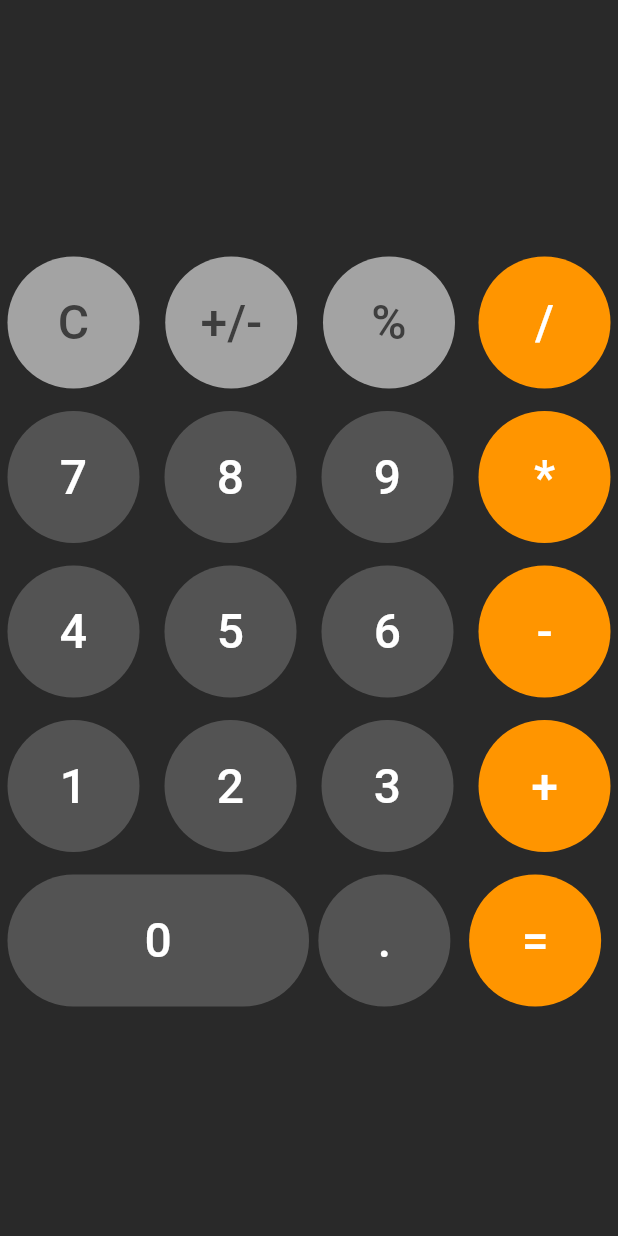
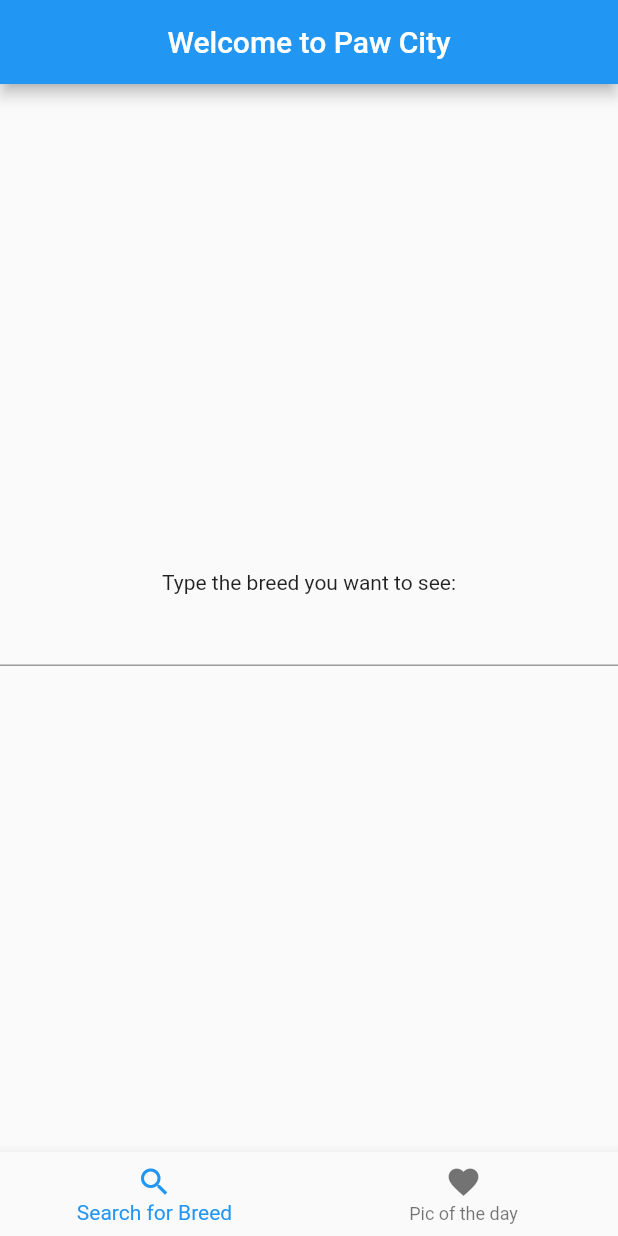
Before and after one commit to leunardo/flutter-treinamento-cwi, a Flutter app: the screen it shows after launch, on a phone screen of 412 x 824 dp. Run offline on Flutter 3.47's test engine with Material 2 defaults, Android fonts, the phone set to English and light mode, and no system bars; our stand-ins replace pin_input_text_field, webview_flutter; generated files the repository leaves out were written again.

Commit message:
feat: add exercicio 8

```diff
--- /dev/null
+++ b/exercicios/lib/exercicio_8/models/breed_image.model.dart
@@ -0,0 +1,15 @@
+import 'package:json_annotation/json_annotation.dart';
+
+part 'breed_image.model.g.dart';
+
+@JsonSerializable(nullable: false)
+class BreedImage {
+  String message;
+  String success;
+
+  BreedImage(this.message, this.success);
+
+  factory BreedImage.fromJson(Map<String, dynamic> json) =>
+      _$BreedImageFromJson(json);
+  Map<String, dynamic> toJson() => _$BreedImageToJson(this);
+}
--- /dev/null
+++ b/exercicios/lib/exercicio_8/network/breed.service.dart
@@ -0,0 +1,27 @@
+import 'package:exercicios/exercicio_8/models/breed_image.model.dart';
+import 'package:http/http.dart' as http;
+import 'dart:convert' as convert;
+
+class BreedService {
+  final apiUrl = 'https://dog.ceo/api';
+
+  Future<BreedImage> search(name) async {
+    var response = await http.get('$apiUrl/breed/$name/images/random');
+    return _getBreedFromResponse(response);
+  }
+
+  Future<BreedImage> random() async {
+    var response = await http.get('$apiUrl/breeds/image/random');
+    return _getBreedFromResponse(response);
+  }
+
+  BreedImage _getBreedFromResponse(http.Response response) {
+    if (response.statusCode == 200) {
+      var json = convert.jsonDecode(response.body);
+      var breed = BreedImage.fromJson(json);
+      return breed;
+    }
+
+    return null;
+  }
+}
--- /dev/null
+++ b/exercicios/lib/exercicio_8/ui/components/search.component.dart
@@ -0,0 +1,71 @@
+import 'package:exercicios/exercicio_8/network/breed.service.dart';
+import 'package:exercicios/exercicio_8/utils/debouncer.dart';
+import 'package:flutter/material.dart';
+
+class SearchComponent extends StatefulWidget {
+  @override
+  _SearchComponentState createState() => _SearchComponentState();
+}
+
+class _SearchComponentState extends State<SearchComponent> {
+  TextEditingController _controller = TextEditingController();
+  Debouncer _debouncer = Debouncer(milliseconds: 500);
+  BreedService _service = BreedService();
+  String _image;
+  String _lastBreed;
+
+  @override
+  void initState() {
+    super.initState();
+
+    _controller.addListener(() {
+      var name = _controller.value.text;
+
+      if (_lastBreed == name) return;
+
+      _debouncer.run(() => _updateImage(name));
+    });
+  }
+
+  _updateImage(name) async {
+    var breed = await _service.search(name);
+
+    if (breed != null) {
+      setState(() {
+        _image = breed.message;
+        _lastBreed = name;
+      });
+    }
+  }
+
+  @override
+  void dispose() {
+    super.dispose();
+    _controller.dispose();
+  }
+
+  @override
+  Widget build(BuildContext context) {
+    return Container(
+      height: double.infinity,
+      child: Center(
+        child: SingleChildScrollView(
+          child: Column(
+            mainAxisAlignment: MainAxisAlignment.center,
+            children: [
+              Text('Type the breed you want to see:'),
+              TextFormField(controller: _controller),
+              _image != null ? Image.network(_image) : Container(),
+              _image != null
+                  ? FlatButton(
+                      child: Text('Another one!'),
+                      onPressed: () => _updateImage(_lastBreed),
+                    )
+                  : Container()
+            ],
+          ),
+        ),
+      ),
+    );
+  }
+}
--- /dev/null
+++ b/exercicios/lib/exercicio_8/ui/pages/exercicio_9.page.dart
@@ -0,0 +1,54 @@
+import 'package:exercicios/exercicio_8/ui/components/pic_of_day.component.dart';
+import 'package:exercicios/exercicio_8/ui/components/search.component.dart';
+import 'package:flutter/material.dart';
+
+class Exercicio9Page extends StatefulWidget {
+  @override
+  _Exercicio9PageState createState() => _Exercicio9PageState();
+}
+
+class _Exercicio9PageState extends State<Exercicio9Page> {
+  final _pages = [SearchComponent(), PicOfDayComponent()];
+
+  Widget _currentPage;
+  int _currentIndex = 0;
+
+  _onBottomNavigationTap(int index) {
+    setState(() {
+      _currentPage = _pages.elementAt(index);
+      _currentIndex = index;
+    });
+  }
+
+  @override
+  void initState() {
+    super.initState();
+
+    setState(() {
+      _currentPage = _pages.elementAt(_currentIndex);
+    });
+  }
+
+  @override
+  Widget build(BuildContext context) {
+    return Scaffold(
+      appBar: AppBar(
+        title: Text('Welcome to Paw City'),
+        centerTitle: true,
+        backgroundColor: Colors.blue,
+      ),
+      bottomNavigationBar: BottomNavigationBar(
+        onTap: _onBottomNavigationTap,
+        currentIndex: _currentIndex,
+        selectedItemColor: Colors.blue,
+        items: [
+          BottomNavigationBarItem(
+              icon: Icon(Icons.search), title: Text('Search for Breed')),
+          BottomNavigationBarItem(
+              icon: Icon(Icons.favorite), title: Text('Pic of the day')),
+        ],
+      ),
+      body: _currentPage,
+    );
+  }
+}
--- /dev/null
+++ b/exercicios/lib/exercicio_8/utils/debouncer.dart
@@ -0,0 +1,16 @@
+import 'package:flutter/foundation.dart';
+import 'dart:async';
+
+class Debouncer {
+  final int milliseconds;
+  VoidCallback action;
+  Timer _timer;
+  Debouncer({this.milliseconds});
+
+  run(VoidCallback action) {
+    if (_timer != null) {
+      _timer.cancel();
+    }
+    _timer = Timer(Duration(milliseconds: milliseconds), action);
+  }
+}
--- a/exercicios/lib/main.dart
+++ b/exercicios/lib/main.dart
@@ -4,6 +4,7 @@ import 'package:exercicios/exercicio_3/exercicio3.page.dart';
 import 'package:exercicios/exercicio_4/exercicio4.page.dart';
 import 'package:exercicios/exercicio_5/routes.dart';
 import 'package:exercicios/exercicio_6/calc.page.dart';
+import 'package:exercicios/exercicio_8/ui/pages/exercicio_9.page.dart';
 import 'package:flutter/material.dart';
 
 void main() {
@@ -24,7 +25,7 @@ class MyApp extends StatelessWidget {
       ),
       routes: useRouting ? Routing.routes : {},
       initialRoute: useRouting ? Exercicio3Page.routeName : null,
-      home: useRouting ? null : CalcPage(),
+      home: useRouting ? null : Exercicio9Page(),
     );
   }
 }
```
Also changed, not shown: exercicios/lib/exercicio_8/ui/components/pic_of_day.component.dart (added, +32 -0 lines), exercicios/pubspec.yaml (+7 -0 lines), exercicios/lib/exercicio_8/models/breed_image.model.g.dart (added).
